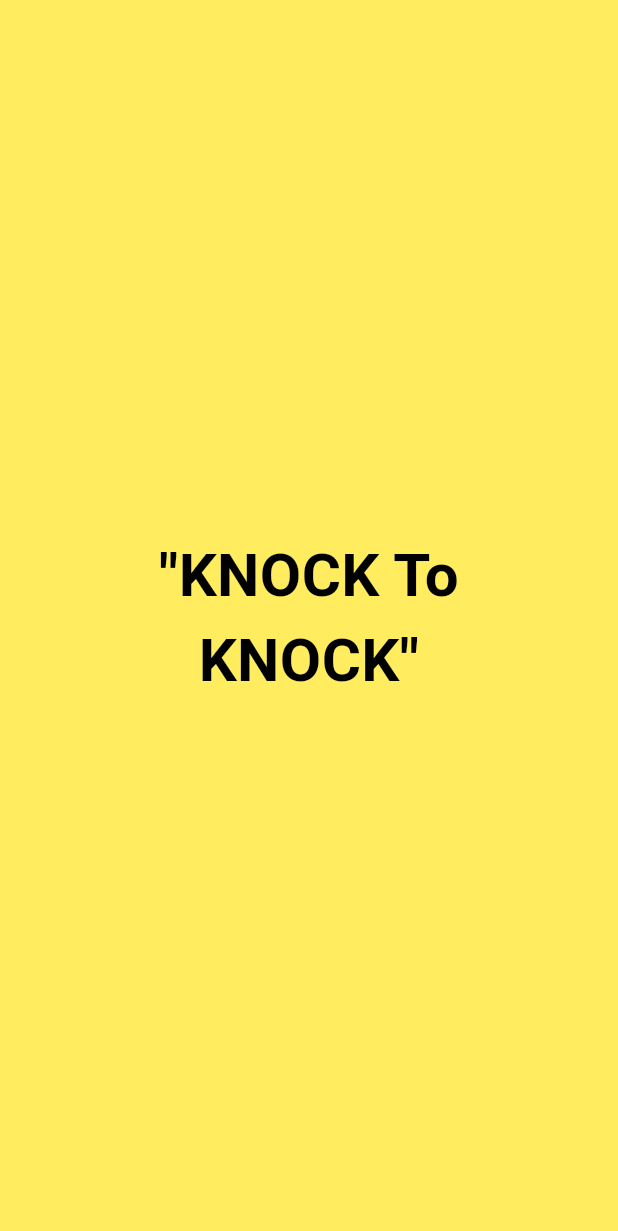
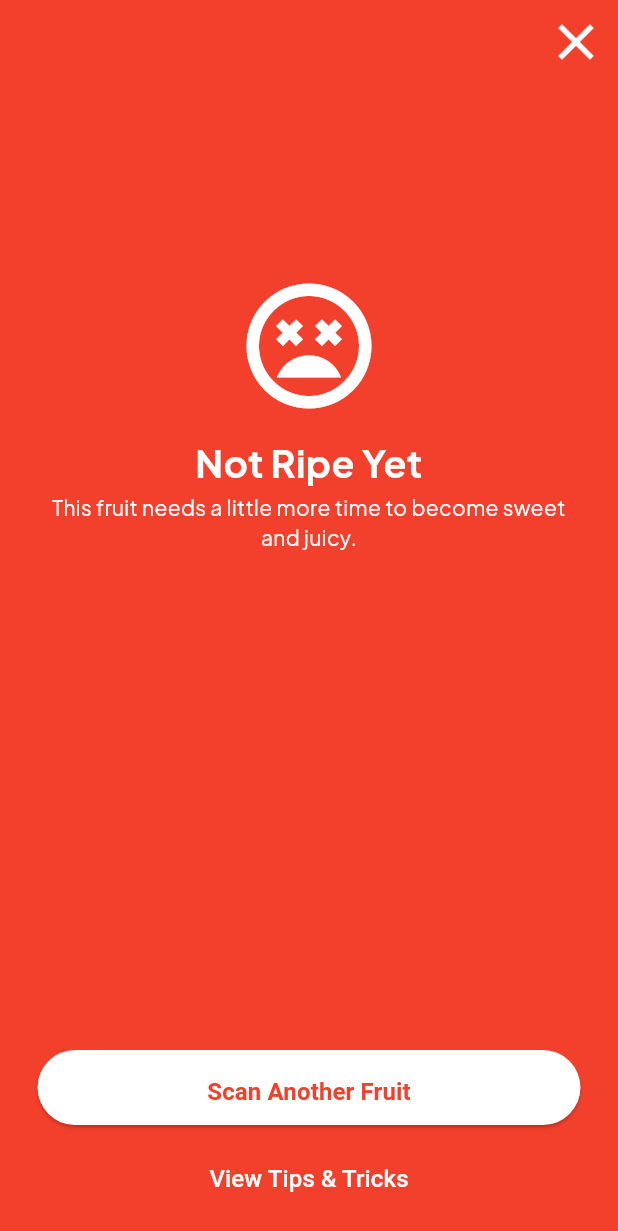
Before and after one commit to BanhKheo/Knock_To_Know, a Flutter app: the first screen one second after launch, on a phone screen of 412 x 824 dp. Shown: the top 1231 px of the screen. Run offline on Flutter 3.47's test engine with Material 3 defaults, Android fonts, the light colour scheme and no system bars; drawn by our look-alikes of animated_text_kit; our stand-ins replace camera, google_fonts.

Commit message:
Checking the level ripeness fruit pages

```diff
--- /dev/null
+++ b/lib/features/ripeness_result/ripeness_result_screen.dart
@@ -0,0 +1,186 @@
+
+
+import 'package:flutter/material.dart';
+import 'package:google_fonts/google_fonts.dart';
+
+class RipenessResultScreen extends StatelessWidget {
+  final bool isRipe;
+  final String fruitName;
+
+  const RipenessResultScreen({
+    super.key,
+    required this.isRipe,
+    required this.fruitName,
+  });
+
+  @override
+  Widget build(BuildContext context) {
+
+    final Color backgroundColor = isRipe ? const Color(0xFF4CAF50) : const Color.fromARGB(255, 243, 64, 44);
+    final IconData icon = isRipe ? Icons.sentiment_very_satisfied_outlined : Icons.sentiment_very_dissatisfied_outlined;
+    final String title = isRipe ? "Perfectly Ripe!" : "Not Ripe Yet";
+    final String subTitle = isRipe ? "Ready to enjoy." : "This fruit needs a little more time to become sweet and juicy.";
+
+
+    return Scaffold(
+      backgroundColor: backgroundColor,
+      appBar: AppBar(
+        backgroundColor: Colors.transparent,
+        elevation: 0,
+        automaticallyImplyLeading: false, // Remove the default 'back' arrow
+        actions: [
+          Visibility(
+            visible: !isRipe, // not ripe fruit
+            child: IconButton(
+              icon: const Icon(Icons.close, color: Colors.white, size: 40),
+              onPressed: () {
+                Navigator.of(context).pop(); // This is close screen
+              },
+            ),
+          )
+        ],
+      ),
+      body: SafeArea(
+        // Keep the phone away from the top's content
+        child: Padding(
+          padding: const EdgeInsets.symmetric(horizontal: 25.0, vertical: 14.0),
+          child: Column(
+            crossAxisAlignment: CrossAxisAlignment.stretch, // Makes buttons fill the width
+            children: [
+              // --TOP PART (ICON & TEXT) --
+              const Spacer(flex: 1), // Push the content down
+              Icon(icon, color: Colors.white, size: 100),
+              const SizedBox(height: 10),
+              Text(
+                title,
+                textAlign: TextAlign.center,
+                // FIX: Removed space after 'plusJakartaSans'
+                style: GoogleFonts.plusJakartaSans(
+                  color: Colors.white,
+                  fontSize: 25,
+                  fontWeight: FontWeight.bold,
+                ),
+              ),
+              const SizedBox(height: 1),
+              Text(
+                subTitle,
+                textAlign: TextAlign.center,
+                // FIX: Removed space after 'plusJakartaSans'
+                style: GoogleFonts.plusJakartaSans(
+                  color: Colors.white,
+                  fontSize: 14,
+                ),
+              ),
+              const Spacer(),
+
+              // -- MIDDLE PART --
+              // appear only if the fruit is RIPE
+              Visibility(
+                visible: isRipe,
+                // We pass the fruitName to our helper method
+                child: _buildFruitChip(fruitName),
+              ),
+
+              const Spacer(flex: 2),
+
+              // -- BOTTOM PART(BUTTONS) --
+              ElevatedButton(
+                onPressed: () {/* TODO: Navigate to Scan Screen*/},
+                style: ElevatedButton.styleFrom(
+                  backgroundColor: Colors.white,
+                  fixedSize: const Size(150, 50),
+                  foregroundColor: backgroundColor, // This is a great trick!
+                  padding: const EdgeInsets.symmetric(vertical: 16),
+                  shape: RoundedRectangleBorder(
+                    borderRadius: BorderRadius.circular(30),
+                  ),
+                ),
+                child: const Text(
+                  'Scan Another Fruit',
+                  style: TextStyle(fontSize: 16, fontWeight: FontWeight.bold),
+                ),
+              ),
+              const SizedBox(height: 12),
+
+              // Show "View details" ONLY if ripe
+              Visibility(
+                visible: isRipe,
+                child: TextButton(
+                  onPressed: () {/*TODO: Show details */},
+                  style: TextButton.styleFrom(
+                    padding: const EdgeInsets.symmetric(vertical: 12),
+                    shape: RoundedRectangleBorder(
+                      borderRadius: BorderRadius.circular(30),
+                      side: const BorderSide(color: Colors.white, width: 1),
+                    ),
+                  ),
+                  child: const Text(
+                    "View Details",
+                    style: TextStyle(color: Colors.white, fontSize: 16, fontWeight: FontWeight.bold),
+                  ),
+                ),
+              ),
+
+              // Show "View Tips" ONLY if NOT RIPE
+              Visibility(
+                visible: !isRipe,
+                child: TextButton(
+                  onPressed: () {/*TODO: show tips*/},
+                  child: const Text(
+                    "View Tips & Tricks",
+                    style: TextStyle(color: Colors.white, fontSize: 16),
+                  ),
+                ),
+              ),
+            ],
+          ),
+        ),
+      ),
+    );
+  }
+
+  // This is a helper method
+  // It now takes the fruit's name as a parameter
+  Widget _buildFruitChip(String name) {
+    return Container(
+      padding: const EdgeInsets.all(16),
+      decoration: BoxDecoration(
+        color: const Color.fromRGBO(255, 255, 255, 0.2), // Semi-transparent white
+        borderRadius: BorderRadius.circular(30),
+      ),
+      child: Row(
+        children: [
+          // FIX: Removed 'const' because 'Text(name)' is not const
+          Expanded(
+            child: Column(
+              crossAxisAlignment: CrossAxisAlignment.start,
+              children: [
+                Text(
+                  name, // Use the 'name' parameter
+                  // FIX: Removed space after 'plusJakartaSans'
+                  style: GoogleFonts.plusJakartaSans(
+                    color: Colors.white,
+                    fontSize: 16,
+                    fontWeight: FontWeight.bold,
+                  ),
+                ),
+                const SizedBox(height: 4),
+                const Text(
+                  'Analyzed just now',
+                  style: TextStyle(color: Colors.white, fontSize: 12),
+                ),
+              ],
+            ),
+          ),
+          // Placeholder for the avocado image in a circle
+          // FIX: Removed 'const' because the parent Row is not const
+          const CircleAvatar(
+            radius: 30,
+            backgroundColor: Colors.white,
+            child: Icon(Icons.food_bank_rounded, color: Colors.green), // depend on the fruit name ---
+          ),
+        ],
+      ),
+    );
+  }
+}
--- a/lib/main.dart
+++ b/lib/main.dart
@@ -1,7 +1,9 @@
 import 'package:flutter/material.dart';
 
-// 1. IMPORT YOUR NEW SPLASH SCREEN
-import 'package:knock_to_know/features/splash_screen/splash_screen.dart'; // Make sure this matches your project name
+// 1. IMPORT YOUR SCREENS
+import 'package:knock_to_know/features/splash_screen/splash_screen.dart';
+import 'package:knock_to_know/features/knock_intro/knock_screen.dart';
+import 'package:knock_to_know/features/ripeness_result/ripeness_result_screen.dart';
 
 void main() {
   runApp(const MyApp());
@@ -19,10 +21,12 @@ class MyApp extends StatelessWidget {
         useMaterial3: true,
       ),
 
-      // 2. SET YOUR NEW 'home' SCREEN
-      home: const SplashScreen(), // This was: const KnockScreen()
+      // 2. SET 'home' TO YOUR SPLASH SCREEN
+      home: const RipenessResultScreen(
+            isRipe: false,
+            fruitName: "Vocado"
+      ), // This screen will load first
 
-      // 3. (Optional) This removes the "DEBUG" banner from the corner
       debugShowCheckedModeBanner: false,
     );
   }
--- a/pubspec.yaml
+++ b/pubspec.yaml
@@ -39,6 +39,7 @@ dependencies:
   # Use with the CupertinoIcons class for iOS style icons.
   cupertino_icons: ^1.0.8
   animated_text_kit: ^4.2.2
+  google_fonts: ^6.3.2
 
 dev_dependencies:
   flutter_test:
@@ -62,7 +63,7 @@ flutter:
   # the material Icons class.
   uses-material-design: true
 
-  # To add assets to your application, add an assets section, like this:
+  #To add assets to your application, add an assets section, like this:
   # assets:
   #   - images/a_dot_burr.jpeg
   #   - images/a_dot_ham.jpeg
```
Also changed, not shown: pubspec.lock.
